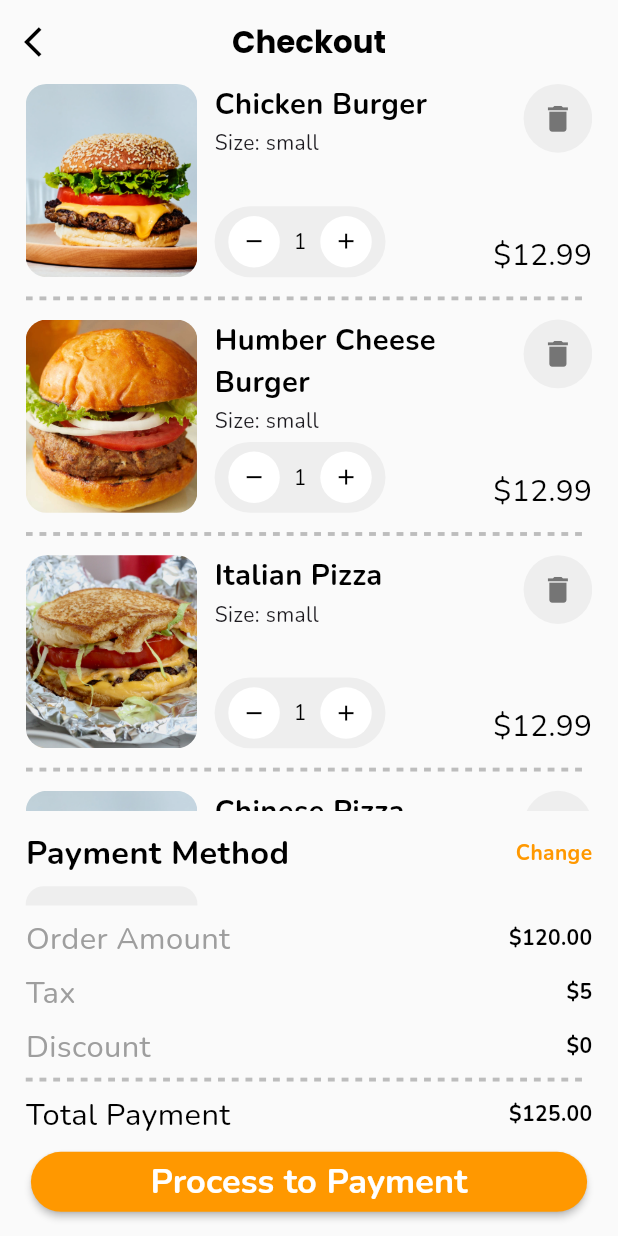
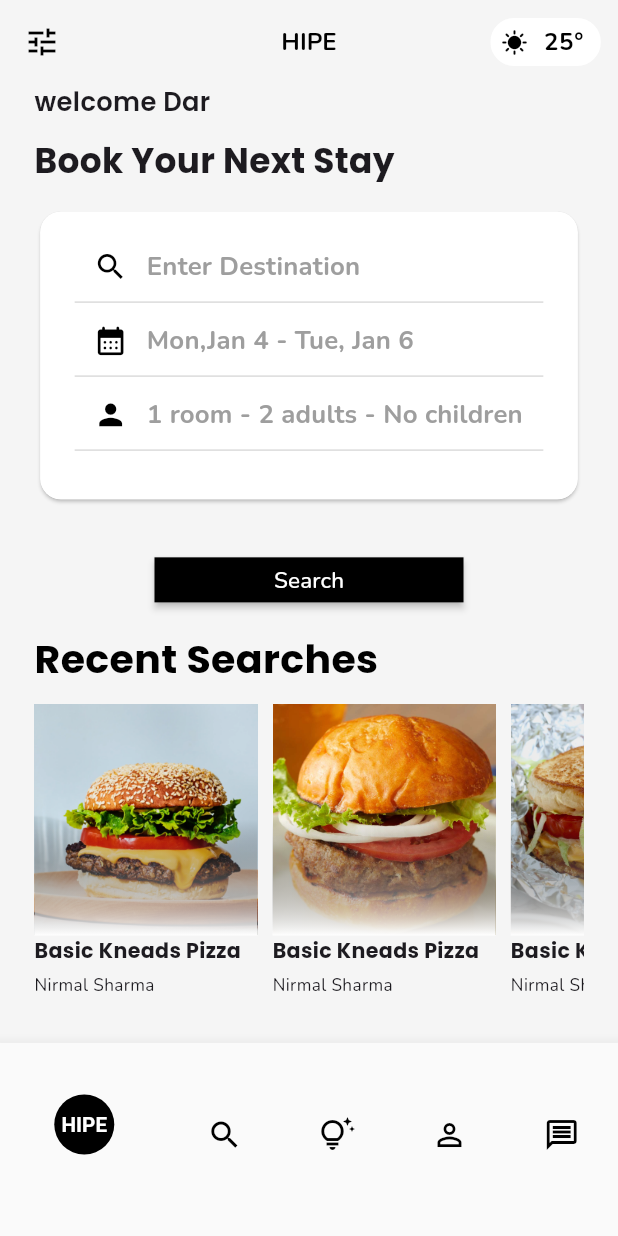
Before and after one commit to nirmal21332/Uis, a Flutter app: the screen it shows after launch, on a phone screen of 412 x 824 dp. Run offline on Flutter 3.47's test engine with Material 3 defaults, Android fonts, the phone set to English and light mode, and no system bars; drawn by our look-alikes of dotted_line; our stand-ins replace flutter_screenutil, google_fonts.

Commit message:
Initial commit

```diff
--- a/lib/pages/home_page.dart
+++ b/lib/pages/home_page.dart
@@ -1,8 +1,10 @@
-import 'package:dotted_line/dotted_line.dart';
 import 'package:flutter/material.dart';
 import 'package:flutter_screenutil/flutter_screenutil.dart';
 import 'package:google_fonts/google_fonts.dart';
-import 'package:ui_practicing/utils/burger_list.dart';
+import 'package:ui_practicing/utils/hotel_list.dart';
+import 'package:ui_practicing/utils/search_button.dart';
+
+import '../utils/Info_card.dart';
 
 class HomePage extends StatelessWidget {
   const HomePage({super.key});
@@ -10,191 +12,120 @@ class HomePage extends StatelessWidget {
   @override
   Widget build(BuildContext context) {
     return Scaffold(
-      bottomNavigationBar: BottomAppBar(
-        height: 220.h,
-        color: Colors.transparent,
-        elevation: 0,
-        padding: EdgeInsets.symmetric(vertical: 4.h, horizontal: 15.w),
-        child: Column(
-          mainAxisAlignment: MainAxisAlignment.spaceEvenly,
-          crossAxisAlignment: CrossAxisAlignment.start,
-          children: [
-            Row(
-              mainAxisAlignment: MainAxisAlignment.spaceBetween,
-              children: [
-                Text(
-                  'Payment Method',
+      bottomNavigationBar: SizedBox(
+        height: 100.h,
+        child: BottomNavigationBar(
+          selectedLabelStyle: TextStyle(color: Colors.grey),
+          unselectedLabelStyle: TextStyle(color: Colors.black),
+          unselectedItemColor: Colors.black,
+          selectedItemColor: Colors.black,
+          items: [
+            BottomNavigationBarItem(
+              icon: CircleAvatar(
+                backgroundColor: Colors.black,
+                child: Text(
+                  'HIPE',
                   style: TextStyle(
-                    color: Colors.black,
-                    fontSize: 19.sp,
+                    fontSize: 12.sp,
                     fontWeight: FontWeight.bold,
+                    color: Colors.white,
                   ),
                 ),
-                Text(
-                  'Change',
-                  style: TextStyle(
-                    color: Colors.orange,
-                    fontWeight: FontWeight.bold,
               ),
+              label: '',
+            ),
+            BottomNavigationBarItem(
+              icon: Icon(Icons.search, color: Colors.black),
+              label: 'Book',
+            ),
+            BottomNavigationBarItem(
+              icon: Icon(Icons.tips_and_updates_outlined, color: Colors.black),
+              label: 'Tips',
+            ),
+            BottomNavigationBarItem(
+              icon: Icon(Icons.person_outline, color: Colors.black),
+              label: 'Book',
+            ),
+            BottomNavigationBarItem(
+              icon: Icon(Icons.message_outlined, color: Colors.black),
+              label: 'Book',
             ),
           ],
         ),
-            Container(
-              width: 100.w,
-              height: 10.h,
-              decoration: BoxDecoration(
-                color: Colors.grey[200],
-                borderRadius: BorderRadius.only(
-                  topRight: Radius.circular(12),
-                  topLeft: Radius.circular(12),
       ),
-              ),
-            ),
-            Row(
-              mainAxisAlignment: MainAxisAlignment.spaceBetween,
-              children: [
-                Text(
-                  'Order Amount',
-                  style: TextStyle(color: Colors.grey, fontSize: 18.sp),
-                ),
-                Text(
-                  '\$120.00',
+      backgroundColor: Colors.grey.shade100,
+      appBar: AppBar(
+        leading: Icon(Icons.tune, color: Colors.black),
+        elevation: 0,
+        backgroundColor: Colors.transparent,
+        centerTitle: true,
+        actions: [
+          Padding(
+            padding: EdgeInsets.only(right: 10.w),
+            child: Chip(
+              backgroundColor: Colors.white,
+              avatar: Icon(Icons.sunny, color: Colors.black),
+              label: Text(
+                '25°',
                 style: TextStyle(
                   color: Colors.black,
                   fontWeight: FontWeight.bold,
                 ),
               ),
-              ],
-            ),
-            Row(
-              mainAxisAlignment: MainAxisAlignment.spaceBetween,
-              children: [
-                Text(
-                  'Tax',
-                  style: TextStyle(color: Colors.grey, fontSize: 18.sp),
-                ),
-                Text(
-                  '\$5',
-                  style: TextStyle(
-                    color: Colors.black,
-                    fontWeight: FontWeight.bold,
             ),
           ),
         ],
-            ),
-            Row(
-              mainAxisAlignment: MainAxisAlignment.spaceBetween,
-              children: [
-                Text(
-                  'Discount',
-                  style: TextStyle(color: Colors.grey, fontSize: 18.sp),
-                ),
-                Text(
-                  '\$0',
+        title: Text(
+          'HIPE',
           style: TextStyle(
+            fontWeight: FontWeight.bold,
             color: Colors.black,
-                    fontWeight: FontWeight.bold,
-                  ),
-                ),
-              ],
-            ),
-            DottedLine(
-              direction: Axis.horizontal,
-              dashLength: 4.w,
-              dashGapLength: 4.w,
-              lineThickness: 2.h,
-              dashColor: Colors.grey.shade400,
-              dashGapColor: Colors.transparent,
-            ),
-            Row(
-              mainAxisAlignment: MainAxisAlignment.spaceBetween,
-              children: [
-                Text(
-                  'Total Payment',
-                  style: TextStyle(color: Colors.black, fontSize: 18.sp),
-                ),
-                Text(
-                  '\$125.00',
-                  style: TextStyle(
-                    color: Colors.black,
-                    fontWeight: FontWeight.bold,
-                  ),
-                ),
-              ],
-            ),
-             Center(
-               child: ElevatedButton(
-                  style: ElevatedButton.styleFrom(
-                    minimumSize: Size(MediaQuery.of(context).size.width*0.9,40),
-                    backgroundColor: Colors.orange,
-                    shape: StadiumBorder(),
-                  ),
-                  onPressed: () {},
-                  child: Text(
-                    'Process to Payment',
-                    style: TextStyle(fontWeight: FontWeight.bold,fontSize:20.sp),
+            fontSize: 16,
           ),
         ),
       ),
+
+      body: SafeArea(
+        child: Padding(
+          padding: EdgeInsets.symmetric(horizontal: 20.w),
+          child: ListView(
+            scrollDirection: Axis.vertical,
+            children: [
+              Text(
+                'welcome Dar',
+                style: GoogleFonts.poppins(
+                  fontWeight: FontWeight.w600,
+                  fontSize: 15.sp,
+                ),
+              ),
+              SizedBox(height: 8.h),
+              Text(
+                'Book Your Next Stay',
+                style: GoogleFonts.poppins(
+                  fontWeight: FontWeight.bold,
+                  fontSize: 20.sp,
+                ),
+              ),
+
+              SizedBox(height: 10.h),
+
+              InfoCard(),
+              SizedBox(height: 20.h),
+              SearchButton(),
+
+              SizedBox(height: 8.h),
+              Text(
+                'Recent Searches',
+                style: GoogleFonts.poppins(
+                  fontSize: 23.sp,
+                  fontWeight: FontWeight.bold,
+                  color: Colors.black,
+                ),
+              ),
+              SizedBox(height: 8.h),
+HotelList(),
             ],
           ),
-      ),
-      appBar: AppBar(
-        leading: Icon(Icons.arrow_back_ios, color: Colors.black),
-        backgroundColor: Colors.transparent,
-        elevation: 0,
-        centerTitle: true,
-        title: Text(
-          'Checkout',
-          style: GoogleFonts.poppins(
-            color: Colors.black,
-            fontSize: 18.sp,
-            fontWeight: FontWeight.bold,
-          ),
-        ),
-      ),
-      body: Padding(
-        padding: EdgeInsets.symmetric(horizontal: 15.0.w),
-        child: ListView(
-          children: [
-            BurgerList(image: 'assets/b1.webp', title: 'Chicken Burger'),
-            Padding(
-              padding: EdgeInsets.symmetric(vertical: 10.0.h),
-              child: DottedLine(
-                direction: Axis.horizontal,
-                dashLength: 4.w,
-                dashGapLength: 4.w,
-                lineThickness: 2.h,
-                dashColor: Colors.grey.shade400,
-                dashGapColor: Colors.transparent,
-              ),
-            ),
-            BurgerList(image: 'assets/b2.jpg', title: 'Humber Cheese\nBurger'),
-            Padding(
-              padding: EdgeInsets.symmetric(vertical: 10.0.h),
-              child: DottedLine(
-                direction: Axis.horizontal,
-                dashLength: 4.w,
-                dashGapLength: 4.w,
-                lineThickness: 2.h,
-                dashColor: Colors.grey.shade400,
-                dashGapColor: Colors.transparent,
-              ),
-            ),
-            BurgerList(image: 'assets/b3.jpeg', title: 'Italian Pizza'),
-            Padding(
-              padding: EdgeInsets.symmetric(vertical: 10.0.h),
-              child: DottedLine(
-                direction: Axis.horizontal,
-                dashLength: 4.w,
-                dashGapLength: 4.w,
-                lineThickness: 2.h,
-                dashColor: Colors.grey.shade400,
-                dashGapColor: Colors.transparent,
-              ),
-            ),
-            BurgerList(image: 'assets/b1.webp', title: 'Chinese Pizza'),
-          ],
         ),
       ),
     );
--- /dev/null
+++ b/lib/utils/Info_card.dart
@@ -0,0 +1,59 @@
+import 'package:flutter/material.dart';
+import 'package:flutter_screenutil/flutter_screenutil.dart';
+
+class InfoCard extends StatelessWidget {
+  const InfoCard({super.key});
+
+  @override
+  Widget build(BuildContext context) {
+    return Card(
+      shape: RoundedRectangleBorder(borderRadius: BorderRadius.circular(12.r)),
+      child: Container(
+        padding: EdgeInsets.only(top:10.h,left:20.w,right:20.w,bottom:25.h),
+        decoration: BoxDecoration(
+          color: Colors.white,
+          borderRadius: BorderRadius.circular(12.r),
+        ),
+        child: Column(
+          children: [
+            TextFormField(
+              decoration: InputDecoration(
+                contentPadding: EdgeInsets.only(bottom:0),
+                isDense: true,
+                label:Text('Enter Destination',style: TextStyle(color: Colors.grey,fontSize:15.sp,fontWeight: FontWeight.bold),),
+                prefixIcon: Icon(Icons.search, color: Colors.black,size:20.sp,),
+                enabledBorder: UnderlineInputBorder(
+                  borderSide: BorderSide(color: Colors.black12, width:1.w),
+                ),
+              ),
+            ),
+            SizedBox(height:1.h,),
+            TextFormField(
+              decoration: InputDecoration(
+                contentPadding: EdgeInsets.only(bottom:0),
+                isDense: true,
+                label:Text('Mon,Jan 4 - Tue, Jan 6',style: TextStyle(color: Colors.grey,fontSize:15.sp,fontWeight: FontWeight.bold),),
+                prefixIcon: Icon(Icons.calendar_month_rounded, color: Colors.black,size:20.sp,),
+                enabledBorder: UnderlineInputBorder(
+                  borderSide: BorderSide(color: Colors.black12, width:1.w),
+                ),
+              ),
+            ),
+            SizedBox(height:1.h,),
+            TextFormField(
+              decoration: InputDecoration(
+                contentPadding: EdgeInsets.only(bottom:0.h),
+                isDense: true,
+                label:Text('1 room - 2 adults - No children',style: TextStyle(color: Colors.grey,fontSize:15.sp,fontWeight: FontWeight.bold),),
+                prefixIcon: Icon(Icons.person, color: Colors.black,size:20.sp,),
+                enabledBorder: UnderlineInputBorder(
+                  borderSide: BorderSide(color: Colors.black12, width:1.w),
+                ),
+              ),
+            ),
+          ],
+        ),
+      ),
+    );
+  }
+}
--- a/lib/utils/burger_list.dart
+++ /dev/null
@@ -1,113 +0,0 @@
-import 'package:flutter/material.dart';
-import 'package:flutter_screenutil/flutter_screenutil.dart';
-
-class BurgerList extends StatelessWidget {
-  BurgerList({super.key, required this.image, required this.title});
-
-  final String image;
-  final String title;
-
-  @override
-  Widget build(BuildContext context) {
-    return Container(
-      height:100.h,
-      child: Row(
-        mainAxisAlignment: MainAxisAlignment.spaceBetween,
-        crossAxisAlignment: CrossAxisAlignment.start,
-        children: [
-          Row(
-            crossAxisAlignment: CrossAxisAlignment.start,
-            children: [
-              Container(
-                decoration: BoxDecoration(),
-                child: ClipRRect(
-                  borderRadius: BorderRadius.circular(12.r),
-                  child: Image.asset(
-                    image,
-                    fit: BoxFit.cover,
-                    height: 100.h,
-                    width: 100.w,
-                  ),
-                ),
-              ),
-              Padding(
-                padding: EdgeInsets.only(left: 10.0.w),
-                child: Column(
-                  crossAxisAlignment: CrossAxisAlignment.start,
-                  children: [
-                    Text(
-                      title,
-                      style: TextStyle(
-                        color: Colors.black,
-                        fontWeight: FontWeight.bold,
-                        fontSize: 17.sp,
-                      ),
-                    ),
-                    SizedBox(height: 1.h),
-                    Text('Size: small'),
-                    Spacer(),
-                    Container(
-                      decoration: BoxDecoration(
-                        color: Colors.grey.shade200,
-                        borderRadius: BorderRadius.circular(35),
-                      ),
-                      padding: EdgeInsets.symmetric(
-                        horizontal: 8.w,
-                        vertical: 5.h,
-                      ),
-                      child: Row(
-                        children: [
-                          CircleAvatar(
-                            backgroundColor: Colors.white,
-                            radius: 15.r,
-                            child: Icon(
-                              Icons.remove,
-                              size: 15.r,
-                              color: Colors.black,
-                            ),
-                          ),
-                          Padding(
-                            padding: EdgeInsets.symmetric(horizontal: 8.0.w),
-                            child: Text(
-                              '1',
-                              style: TextStyle(color: Colors.black),
-                            ),
-                          ),
-                          CircleAvatar(
-                            backgroundColor: Colors.white,
-                            radius: 15.r,
-                            child: Icon(
-                              Icons.add,
-                              size: 15.r,
-                              color: Colors.black,
-                            ),
-                          ),
-                        ],
-                      ),
-                    ),
-                  ],
-                ),
-              ),
-            ],
-          ),
-          Column(
-            crossAxisAlignment: CrossAxisAlignment.end,
-            mainAxisAlignment: MainAxisAlignment.spaceBetween,
-            children: [
-              CircleAvatar(
-                backgroundColor: Colors.grey[200],
-                radius: 20.r,
-                child: Icon(Icons.delete, size: 20.r, color: Colors.grey[600]),
-              ),
-              Spacer(),
-              Text(
-                '\$12.99',
-                style: TextStyle(color: Colors.black, fontSize: 20),
-              ),
-            ],
-          ),
-        ],
-      ),
-    );
-  }
-}
--- /dev/null
+++ b/lib/utils/hotel_list.dart
@@ -0,0 +1,66 @@
+import 'package:flutter/material.dart';
+import 'package:flutter_screenutil/flutter_screenutil.dart';
+import 'package:google_fonts/google_fonts.dart';
+
+class HotelList extends StatelessWidget {
+  HotelList({super.key});
+
+  var image = ['assets/b1.webp', 'assets/b2.jpg', 'assets/b3.jpeg'];
+
+  @override
+  Widget build(BuildContext context) {
+    return SizedBox(
+      height: 160.h,
+      child: ListView.builder(
+        scrollDirection: Axis.horizontal,
+        itemCount: image.length,
+        itemBuilder: (context, index) {
+          return Container(
+            margin: EdgeInsets.only(right: 10),
+            width: 130.w,
+            child: Column(
+              crossAxisAlignment: CrossAxisAlignment.start,
+              children: [
+                Stack(
+                  children: [
+                    Image.asset(
+                      image[index],
+                      height: 120.h,
+                      width: 130.w,
+                      fit: BoxFit.cover,
+                    ),
+
+                    Container(
+                      height: 120.h,
+                      decoration: BoxDecoration(
+                        gradient: LinearGradient(
+                          colors: [Colors.transparent, Colors.white],
+                          begin: Alignment.center,
+                          end: Alignment.bottomCenter,
+                        ),
+                      ),
+                    ),
+                  ],
+                ),
+                Column(
+                  crossAxisAlignment: CrossAxisAlignment.start,
+                  children: [
+                    Text(
+                      'Basic Kneads Pizza',
+                      style: GoogleFonts.poppins(
+                        fontWeight: FontWeight.bold,
+                        fontSize: 12.sp,
+                      ),
+                    ),
+                    SizedBox(height: 4.h),
+                    Text('Nirmal Sharma', style: TextStyle(fontSize: 10.sp)),
+                  ],
+                ),
+              ],
+            ),
+          );
+        },
+      ),
+    );
+  }
+}
--- /dev/null
+++ b/lib/utils/search_button.dart
@@ -0,0 +1,23 @@
+import 'package:flutter/material.dart';
+
+class SearchButton extends StatelessWidget {
+  const SearchButton({super.key});
+
+  @override
+  Widget build(BuildContext context) {
+    return Center(
+      child: ElevatedButton(
+        style: ElevatedButton.styleFrom(
+          minimumSize: Size(MediaQuery.of(context).size.width * 0.5, 30),
+          backgroundColor: Colors.black,
+          shape: RoundedRectangleBorder(borderRadius: BorderRadius.zero),
+        ),
+        onPressed: () {},
+        child: Text(
+          'Search',
+          style: TextStyle(color: Colors.white, fontSize: 15),
+        ),
+      ),
+    );
+  }
+}
--- a/pubspec.yaml
+++ b/pubspec.yaml
@@ -40,6 +40,7 @@ dependencies:
   auto_size_text: ^3.0.0
   flutter_screenutil: ^5.9.3
   dotted_line: ^3.0.0
+
 
 dev_dependencies:
   flutter_test:
```
Also changed, not shown: lib/utils/colors.dart (deleted). Lines whose indentation alone changed are shown as unchanged.
